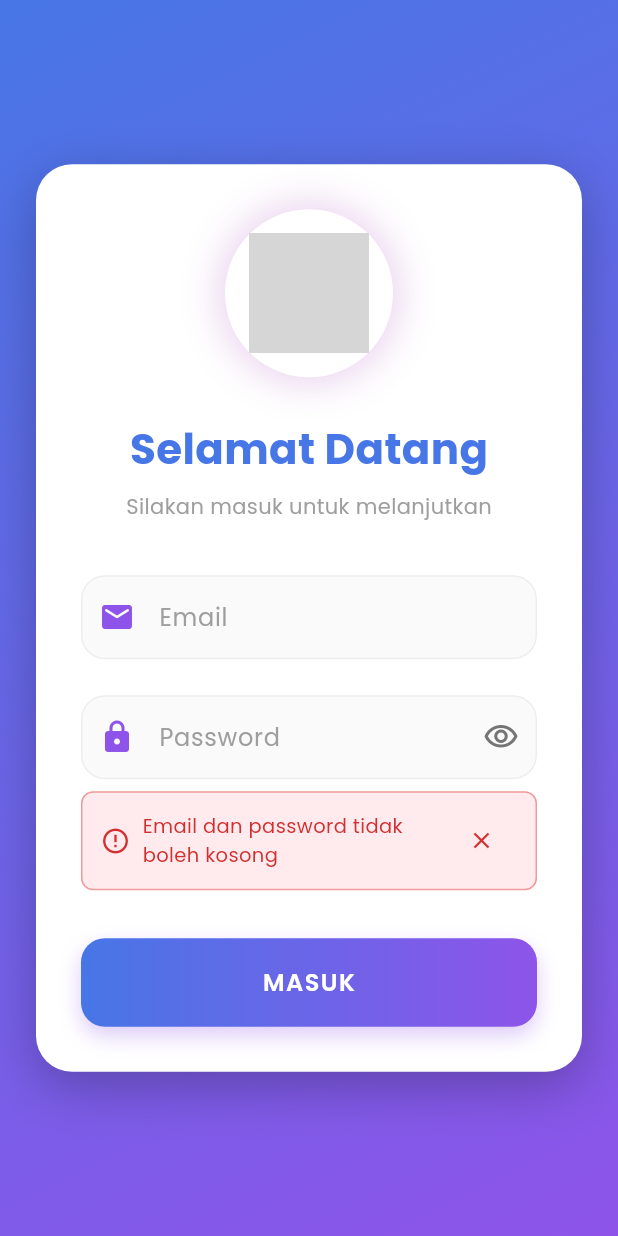
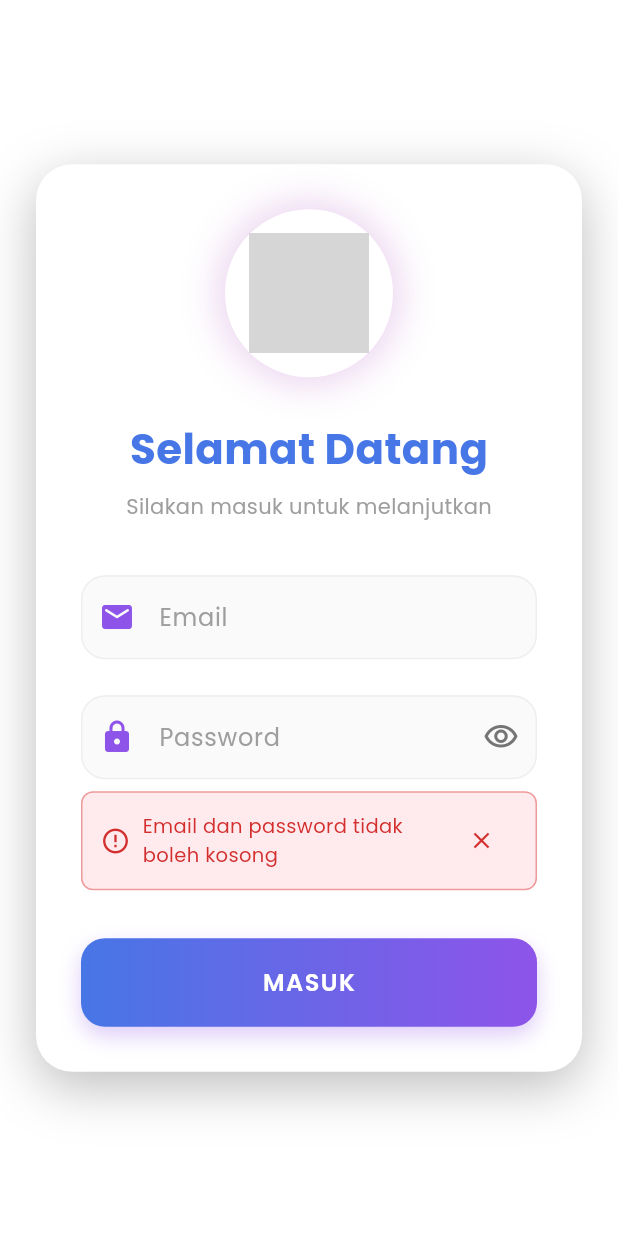
Before and after one commit to rifkyfadillah404/sisfo-sarpas-fe, a Flutter app: the screen it shows after launch, after a tap on "MASUK", on a phone screen of 412 x 824 dp. Run offline on Flutter 3.47's test engine with Material 3 defaults, Android fonts, the phone set to English and light mode, and no system bars; our stand-ins replace google_fonts, shared_preferences; grey boxes are pictures that could not be loaded.

Commit message:
update pesan kalo login nya salah

```diff
--- a/lib/pages/auth/login.dart
+++ b/lib/pages/auth/login.dart
@@ -59,19 +59,39 @@ class _LoginPageState extends State<LoginPage> {
       }
 
       final url = Uri.parse('http://127.0.0.1:8000/api/login');
-      final response = await http.post(
+
+      http.Response response;
+      try {
+        response = await http.post(
           url,
           headers: {'Content-Type': 'application/json'},
           body: jsonEncode({
-          'email': _emailController.text,
+            'email': _emailController.text.trim(),
             'password': _passwordController.text,
           }),
         );
+      } catch (e) {
+        // Network error during request
+        if (mounted) {
+          setState(() {
+            _errorMessage =
+                'Tidak dapat terhubung ke server. Periksa koneksi internet Anda.';
+            _isLoading = false;
+          });
+        }
+        return;
+      }
 
       // Check if widget is still mounted before updating state
       if (!mounted) return;
 
+      print('Response status: ${response.statusCode}');
+      print('Response body: ${response.body}');
+
+      // Handle response based on status code
       if (response.statusCode == 200) {
+        // Success - parse response and navigate
+        try {
           final data = jsonDecode(response.body);
           final token = data['access_token'];
           final userId = data['user']['id'];
@@ -91,25 +111,90 @@ class _LoginPageState extends State<LoginPage> {
             context,
             MaterialPageRoute(builder: (_) => HomePage(token: token)),
           );
-      } else {
-        // Handle different error responses
-        Map<String, dynamic> data;
-        try {
-          data = jsonDecode(response.body);
+        } catch (e) {
+          // Error parsing success response
+          if (mounted) {
             setState(() {
               _errorMessage =
-                data['message'] ?? 'Login gagal. Silakan coba lagi.';
-          });
-        } catch (e) {
-          setState(() {
-            _errorMessage = 'Login gagal. Silakan coba lagi.';
+                  'Terjadi kesalahan saat memproses respons server.';
+              _isLoading = false;
             });
           }
+        }
+      } else {
+        // Error response - handle different status codes
+        String errorMessage;
 
-        // Also show a snackbar for immediate feedback
+        print('Login failed with status: ${response.statusCode}');
+        print('Response body: ${response.body}');
+
+        // Handle Laravel validation errors (status 422)
+        if (response.statusCode == 422) {
+          try {
+            final data = jsonDecode(response.body);
+
+            // Laravel validation error format: {"message": "...", "errors": {"field": ["error1", "error2"]}}
+            if (data['errors'] != null) {
+              final errors = data['errors'] as Map<String, dynamic>;
+
+              // Check if it's an email/credential error (from ValidationException)
+              if (errors.containsKey('email')) {
+                errorMessage =
+                    'Email atau password salah. Silakan periksa kembali.';
+              } else {
+                // Other validation errors
+                final errorMessages = <String>[];
+                errors.forEach((field, messages) {
+                  if (messages is List) {
+                    errorMessages.addAll(messages.cast<String>());
+                  }
+                });
+                errorMessage =
+                    errorMessages.isNotEmpty
+                        ? errorMessages.join(', ')
+                        : 'Data yang dimasukkan tidak valid.';
+              }
+            } else if (data['message'] != null) {
+              // Fallback to message field
+              errorMessage =
+                  'Email atau password salah. Silakan periksa kembali.';
+            } else {
+              errorMessage =
+                  'Email atau password salah. Silakan periksa kembali.';
+            }
+          } catch (e) {
+            print('Error parsing validation response: $e');
+            errorMessage =
+                'Email atau password salah. Silakan periksa kembali.';
+          }
+        } else if (response.statusCode == 401) {
+          errorMessage = 'Email atau password salah. Silakan periksa kembali.';
+        } else if (response.statusCode == 404) {
+          errorMessage = 'Email tidak terdaftar. Silakan periksa email Anda.';
+        } else if (response.statusCode >= 500) {
+          errorMessage = 'Terjadi kesalahan server. Silakan coba lagi nanti.';
+        } else {
+          // Try to get message from response for other status codes
+          try {
+            final data = jsonDecode(response.body);
+            errorMessage = data['message'] ?? 'Login gagal. Silakan coba lagi.';
+          } catch (e) {
+            print('Error parsing error response: $e');
+            errorMessage = 'Login gagal. Silakan coba lagi.';
+          }
+        }
+
+        // Update UI with error
+        if (mounted) {
+          setState(() {
+            _errorMessage = errorMessage;
+            _isLoading = false;
+          });
+
+          // Show snackbar for immediate feedback
           ScaffoldMessenger.of(context).showSnackBar(
             SnackBar(
-            content: Text(_errorMessage!),
+              content: Text(errorMessage),
               backgroundColor: Colors.redAccent,
               behavior: SnackBarBehavior.floating,
               shape: RoundedRectangleBorder(
@@ -119,12 +204,30 @@ class _LoginPageState extends State<LoginPage> {
             ),
           );
         }
+      }
     } catch (e) {
-      // Handle network or other errors
+      // Handle any unexpected errors
+      print('Unexpected error: $e');
       if (mounted) {
         setState(() {
-          _errorMessage = 'Terjadi kesalahan: ${e.toString()}';
+          _errorMessage =
+              'Terjadi kesalahan yang tidak terduga. Silakan coba lagi.';
+          _isLoading = false;
         });
+
+        ScaffoldMessenger.of(context).showSnackBar(
+          SnackBar(
+            content: const Text(
+              'Terjadi kesalahan yang tidak terduga. Silakan coba lagi.',
+            ),
+            backgroundColor: Colors.redAccent,
+            behavior: SnackBarBehavior.floating,
+            shape: RoundedRectangleBorder(
+              borderRadius: BorderRadius.circular(10),
+            ),
+            margin: const EdgeInsets.all(12),
+          ),
+        );
       }
     } finally {
       // Make sure to update loading state if widget is still mounted
@@ -137,14 +240,9 @@ class _LoginPageState extends State<LoginPage> {
   @override
   Widget build(BuildContext context) {
     return Scaffold(
+      backgroundColor: Colors.white,
       body: Container(
-        decoration: const BoxDecoration(
-          gradient: LinearGradient(
-            begin: Alignment.topLeft,
-            end: Alignment.bottomRight,
-            colors: [Color(0xFF4776E6), Color(0xFF8E54E9)],
-          ),
-        ),
+        color: Colors.white,
         child: SafeArea(
           child: Center(
             child: SingleChildScrollView(
@@ -173,7 +271,7 @@ class _LoginPageState extends State<LoginPage> {
                         shape: BoxShape.circle,
                         boxShadow: [
                           BoxShadow(
-                            color: Colors.purple.withOpacity(0.2),
+                            color: Colors.purple.withValues(alpha: 0.2),
                             blurRadius: 20,
                             spreadRadius: 5,
                           ),
@@ -363,7 +461,9 @@ class _LoginPageState extends State<LoginPage> {
                             borderRadius: BorderRadius.circular(16),
                             boxShadow: [
                               BoxShadow(
-                                color: const Color(0xFF8E54E9).withOpacity(0.3),
+                                color: const Color(
+                                  0xFF8E54E9,
+                                ).withValues(alpha: 0.3),
                                 blurRadius: 12,
                                 offset: const Offset(0, 6),
                               ),
--- a/lib/pages/peminjaman_page.dart
+++ b/lib/pages/peminjaman_page.dart
@@ -15,6 +15,7 @@ class PeminjamanPage extends StatefulWidget {
   @override
   _PeminjamanPageState createState() => _PeminjamanPageState();
 }
+
 
 class _PeminjamanPageState extends State<PeminjamanPage> {
   final _formKey = GlobalKey<FormState>();
```
Lines whose indentation alone changed are shown as unchanged.
